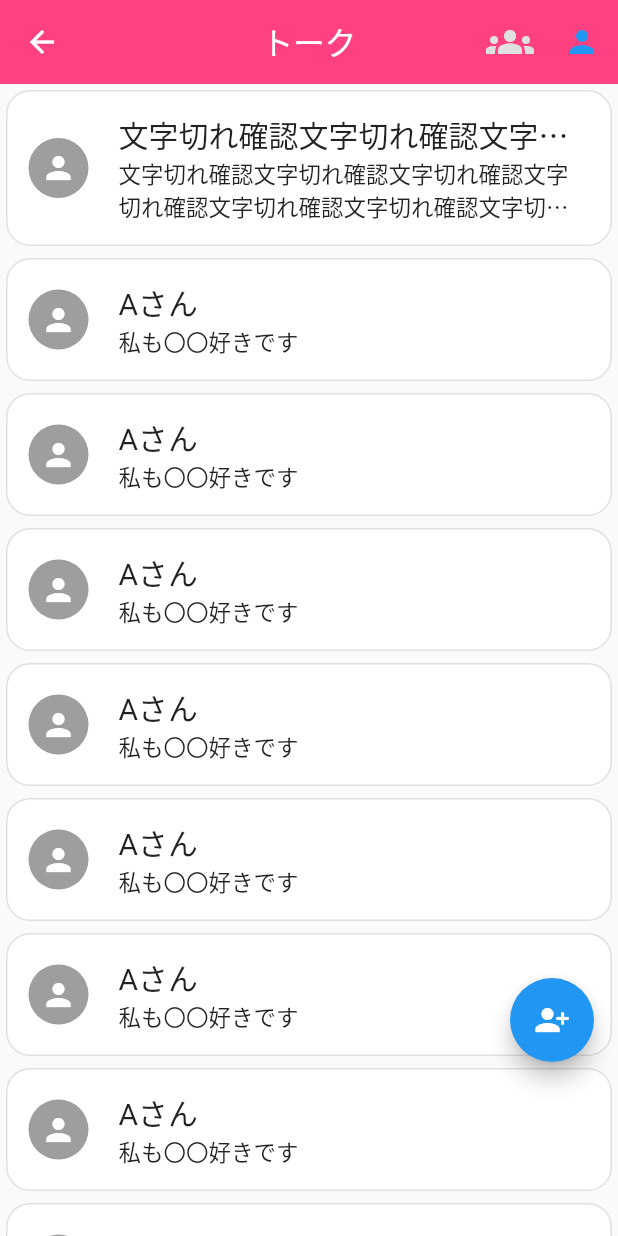
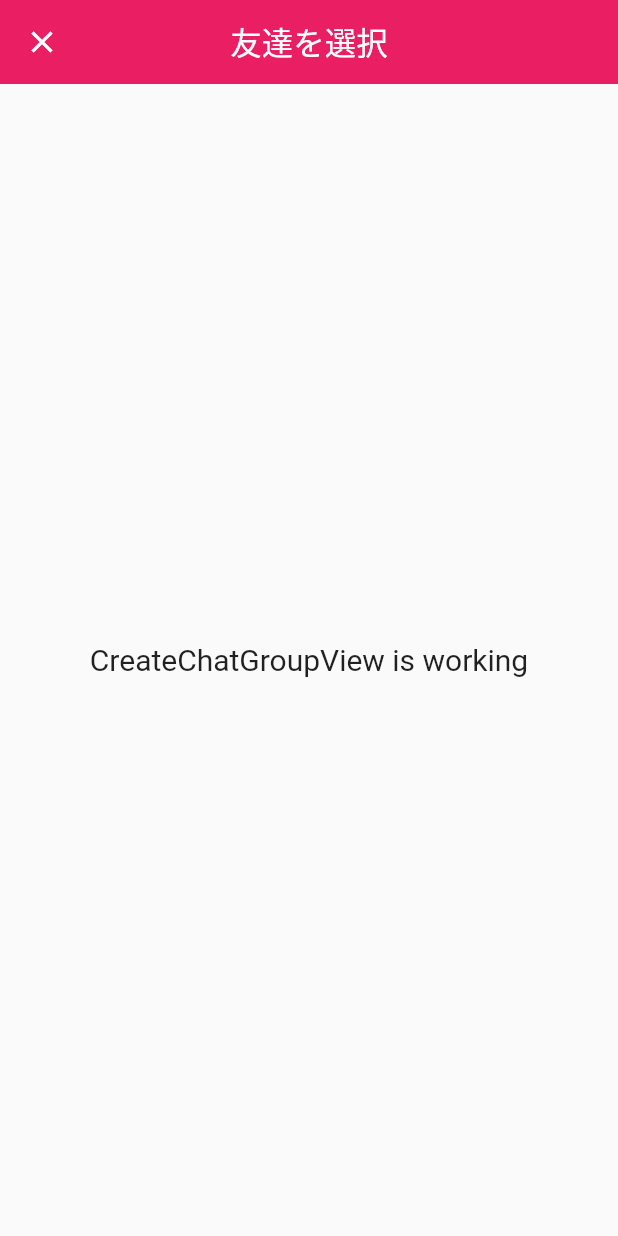
Before and after one commit to Team-Ganju/favoritism_communication, a Flutter app: the ChatView screen opened by its route, after a tap on the "person add alt 1" icon, on a phone screen of 412 x 824 dp. Run offline on Flutter 3.47's test engine with Material 2 defaults, Android fonts, the phone set to English and light mode, and no system bars; our stand-ins replace form_builder_validators, get.

Commit message:
チャットグループ作成画面を追加

```diff
--- a/lib/app/modules/chat/views/chat_view.dart
+++ b/lib/app/modules/chat/views/chat_view.dart
@@ -1,5 +1,6 @@
 import 'package:favoritism_communication/app/modules/components/nav_bar.dart';
 import 'package:favoritism_communication/app/modules/chat/views/talk_member_card.dart';
+import 'package:favoritism_communication/app/modules/create_chat_group/views/create_chat_group_view.dart';
 import 'package:flutter/material.dart';
 
 import 'package:get/get.dart';
@@ -147,8 +148,17 @@ class ChatView extends GetView<ChatController> {
           bottom: 100,
         ),
         child: FloatingActionButton(
-          //TODO: トーク画面実装時にonpressedの画面切替処理を実装
-          onPressed: () {},
+          onPressed: () {
+            Navigator.push(
+              context,
+              MaterialPageRoute(
+                builder: (context) {
+                  return const CreateChatGroupView();
+                },
+                fullscreenDialog: true,
+              ),
+            );
+          },
           backgroundColor: Colors.blue,
           child: const Icon(Icons.person_add_alt_1),
         ),
--- /dev/null
+++ b/lib/app/modules/create_chat_group/bindings/create_chat_group_binding.dart
@@ -0,0 +1,12 @@
+import 'package:get/get.dart';
+
+import '../controllers/create_chat_group_controller.dart';
+
+class CreateChatGroupBinding extends Bindings {
+  @override
+  void dependencies() {
+    Get.lazyPut<CreateChatGroupController>(
+      () => CreateChatGroupController(),
+    );
+  }
+}
--- /dev/null
+++ b/lib/app/modules/create_chat_group/controllers/create_chat_group_controller.dart
@@ -0,0 +1,6 @@
+import 'package:get/get.dart';
+
+class CreateChatGroupController extends GetxController {
+  //TODO: Implement CreateChatGroupController
+
+}
--- /dev/null
+++ b/lib/app/modules/create_chat_group/views/create_chat_group_view.dart
@@ -0,0 +1,25 @@
+import 'package:flutter/material.dart';
+import 'package:favoritism_communication/app/modules/components/nav_bar.dart';
+
+import 'package:get/get.dart';
+
+import '../controllers/create_chat_group_controller.dart';
+
+class CreateChatGroupView extends GetView<CreateChatGroupController> {
+  const CreateChatGroupView({Key? key}) : super(key: key);
+  @override
+  Widget build(BuildContext context) {
+    return const Scaffold(
+      appBar: NavBar(
+        title: '友達を選択',
+        backgroundColor: Colors.pink,
+      ),
+      body: Center(
+        child: Text(
+          'CreateChatGroupView is working',
+          style: TextStyle(fontSize: 20),
+        ),
+      ),
+    );
+  }
+}
--- a/lib/app/routes/app_pages.dart
+++ b/lib/app/routes/app_pages.dart
@@ -2,6 +2,8 @@ import 'package:get/get.dart';
 
 import '../modules/chat/bindings/chat_binding.dart';
 import '../modules/chat/views/chat_view.dart';
+import '../modules/create_chat_group/bindings/create_chat_group_binding.dart';
+import '../modules/create_chat_group/views/create_chat_group_view.dart';
 import '../modules/dashboard/bindings/dashboard_binding.dart';
 import '../modules/dashboard/views/dashboard_view.dart';
 import '../modules/home/bindings/home_binding.dart';
@@ -37,5 +39,10 @@ class AppPages {
       page: () => const MypageView(),
       binding: MypageBinding(),
     ),
+    GetPage(
+      name: _Paths.createChatGroup,
+      page: () => const CreateChatGroupView(),
+      binding: CreateChatGroupBinding(),
+    ),
   ];
 }
--- a/lib/app/routes/app_routes.dart
+++ b/lib/app/routes/app_routes.dart
@@ -7,6 +7,7 @@ abstract class Routes {
   static const home = _Paths.home;
   static const chat = _Paths.chat;
   static const mypage = _Paths.mypage;
+  static const createChatGroup = _Paths.createChatGroup;
 }
 
 abstract class _Paths {
@@ -15,4 +16,5 @@ abstract class _Paths {
   static const home = '/home';
   static const chat = '/chat';
   static const mypage = '/mypage';
+  static const createChatGroup = '/create-chat-group';
 }
```
